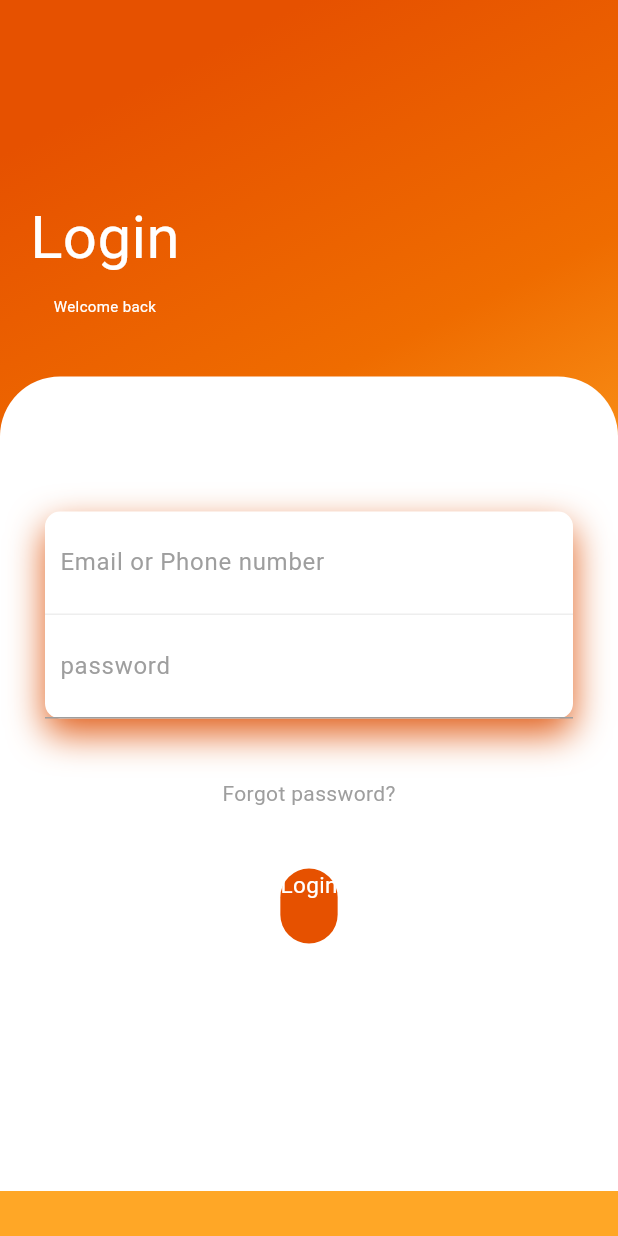
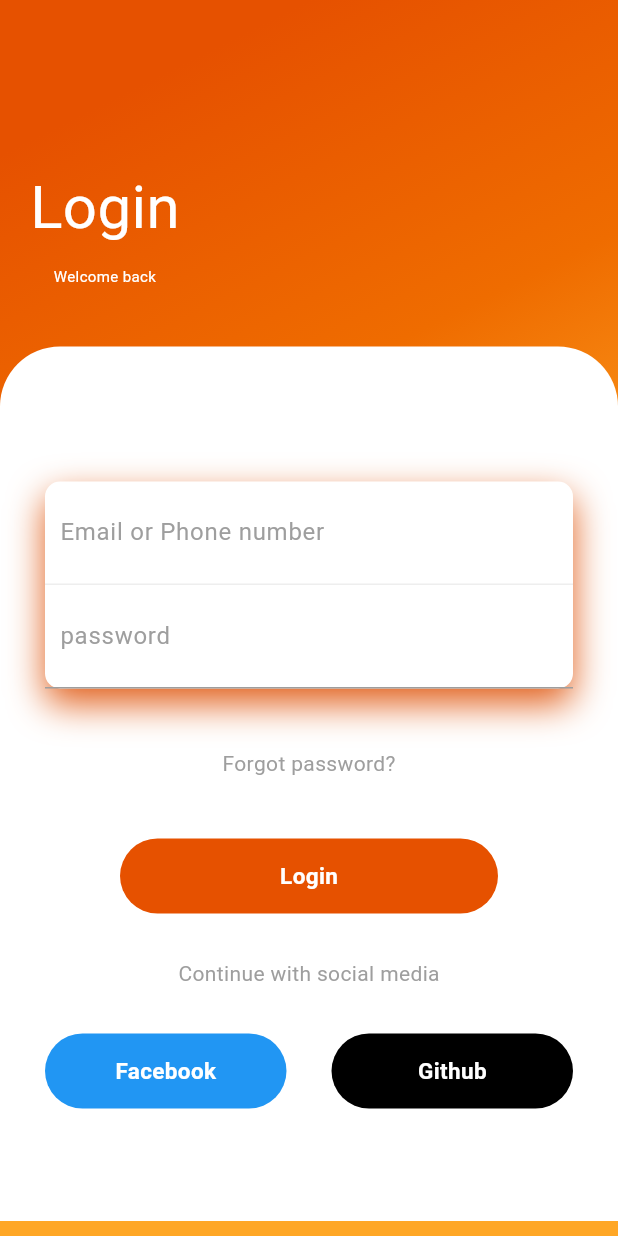
Before and after one commit to BraisonWabwire/homepage, a Flutter app: the screen it shows after launch, on a phone screen of 412 x 824 dp. Run offline on Flutter 3.47's test engine with Material 3 defaults, Android fonts, the phone set to English and light mode, and no system bars.

Commit message:
Complete page

```diff
--- a/lib/main.dart
+++ b/lib/main.dart
@@ -10,7 +10,7 @@ class HomePage extends StatelessWidget {
   Widget build(BuildContext context) {
     return Scaffold(
       body: Container(
-        padding: EdgeInsets.symmetric(vertical: 30),
+        padding: EdgeInsets.symmetric(vertical: 10),
         width: double.infinity,
         decoration: BoxDecoration(
           gradient: LinearGradient(
@@ -75,15 +75,14 @@ class HomePage extends StatelessWidget {
                               padding: EdgeInsets.all(10),
                               decoration: BoxDecoration(
                                 border: Border(
-                                  bottom: BorderSide(color: Colors.grey[200]!)
+                                  bottom: BorderSide(color: Colors.grey[200]!),
                                 ),
                               ),
                               child: TextField(
                                 decoration: InputDecoration(
                                   hintText: "Email or Phone number",
                                   hintStyle: TextStyle(color: Colors.grey),
-                                  border: InputBorder.none
-
+                                  border: InputBorder.none,
                                 ),
                               ),
                             ),
@@ -91,24 +90,24 @@ class HomePage extends StatelessWidget {
                               padding: EdgeInsets.all(10),
                               decoration: BoxDecoration(
                                 border: Border(
-                                  bottom: BorderSide(color: Colors.grey)
+                                  bottom: BorderSide(color: Colors.grey),
                                 ),
                               ),
                               child: TextField(
                                 decoration: InputDecoration(
                                   hintText: "password",
                                   hintStyle: TextStyle(color: Colors.grey),
-                                  border: InputBorder.none
-
+                                  border: InputBorder.none,
                                 ),
                               ),
                             ),
                           ],
                         ),
                       ),
-                      SizedBox(height: 40,),
-                      Text("Forgot password?", style: TextStyle(color: Colors.grey),),
-                      SizedBox(height: 40,),
+                      SizedBox(height: 40),
+                      Text("Forgot password?",style: TextStyle(color: Colors.grey),
+                      ),
+                      SizedBox(height: 40),
                       Container(
                         height: 50,
                         margin: EdgeInsets.symmetric(horizontal: 50),
@@ -116,9 +115,44 @@ class HomePage extends StatelessWidget {
                           borderRadius: BorderRadius.circular(50),
                           color: Colors.orange[900],
                         ),
-                        child: Text("Login",style: TextStyle(color: Colors.white, fontSize: 15),
-                      )
-                      )
+                        child: Center(
+                          child: Text("Login",style: TextStyle(color: Colors.white,fontSize: 15,fontWeight: FontWeight.bold,),
+                          ),
+                        ),
+                      ),
+                      SizedBox(height: 30),
+                      Text("Continue with social media",style: TextStyle(color: Colors.grey),),
+                      SizedBox(height: 30),
+                      Row(
+                        children: <Widget>[
+                          Expanded(
+                            child: Container(
+                              height: 50,
+                              decoration: BoxDecoration(
+                                borderRadius: BorderRadius.circular(50),
+                                color: Colors.blue,
+                              ),
+                              child: Center(
+                                child: Text("Facebook",style: TextStyle(color: Colors.white,fontSize: 15,fontWeight: FontWeight.bold,),),
+                              ),
+                            ),
+                          ),
+
+                          SizedBox(width: 30,),
+                          Expanded(
+                            child: Container(
+                              height: 50,
+                              decoration: BoxDecoration(
+                                borderRadius: BorderRadius.circular(50),
+                                color: Colors.black,
+                              ),
+                               child: Center(
+                                child: Text("Github",style: TextStyle(color: Colors.white,fontSize: 15,fontWeight: FontWeight.bold,),),
+                              ),
+                            ),
+                          ),
+                        ],
+                      ),
                     ],
                   ),
                 ),
```
Also changed, not shown: pubspec.yaml (+1 -46 lines), lib/Animation/FadeAnimation.dart (added).
